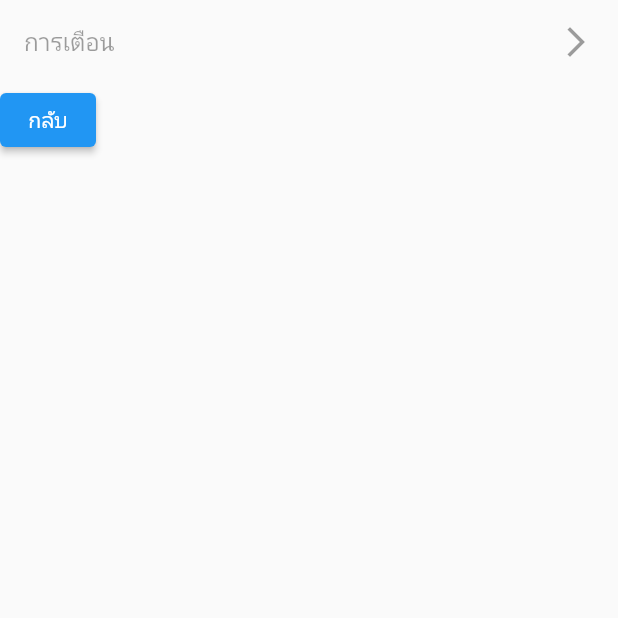
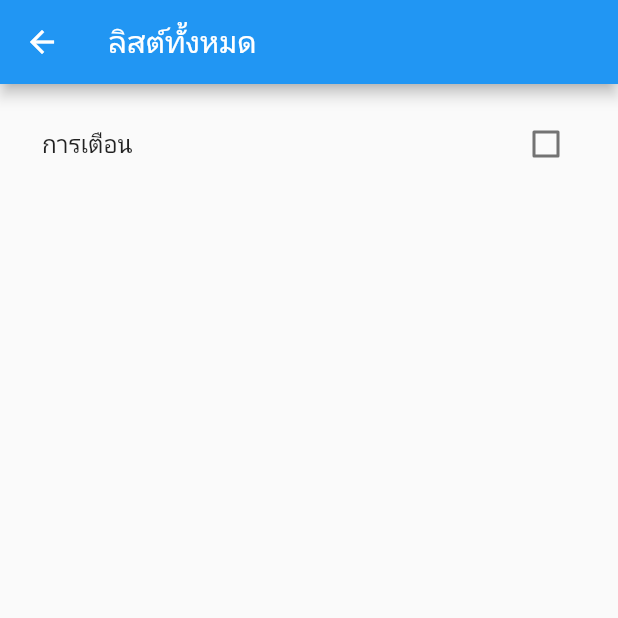
Before and after one commit to boss29024/todolist_app, a Flutter app: the AllHeadListPage screen opened directly, on a phone screen of 412 x 824 dp, the top half of it. Run offline on Flutter 3.47's test engine with Material 2 defaults, Android fonts, the phone set to English and light mode, and no system bars; our stand-ins replace flutter_slidable; missing offline and left inert: switcher_button.

Commit message:
CheckboxListTile

```diff
--- a/to_do_list/lib/page/AllHeadListPage.dart
+++ b/to_do_list/lib/page/AllHeadListPage.dart
@@ -8,24 +8,24 @@ class AllHeadListPage extends StatefulWidget {
 }
 
 class _AllHeadListPageState extends State<AllHeadListPage> {
+  bool value = false;
   @override
   Widget build(BuildContext context) {
-    return Container(
-      child: Column(
-        crossAxisAlignment: CrossAxisAlignment.start,
+    return Scaffold(
+      appBar: AppBar(
+        title: Text('ลิสต์ทั้งหมด'),
+      ),
+      body: ListView(
+        padding: EdgeInsets.all(12),
         children: [
-          const ListTile(
-            title: Text('การเตือน'),
-            enabled: false,
-            trailing: Icon(Icons.arrow_forward_ios),
-          ),
-          Align(
-            alignment: Alignment.bottomLeft,
-            child: ElevatedButton(
-              child: const Text('กลับ'),
-              onPressed: () => Navigator.pop(context),
-            ),
-          )
+          CheckboxListTile(
+              title: Text('การเตือน'),
+              value: value,
+              onChanged: (value) {
+                setState(() {
+                  this.value = value!;
+                });
+              })
         ],
       ),
     );
```
